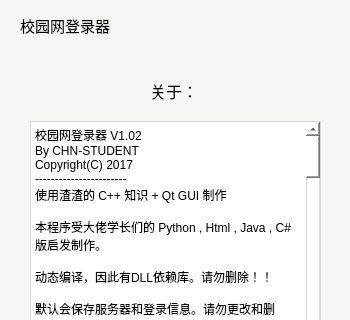
This is srun-3k-ui/mainwindow.ui in ehaut/srun3k-client-ui as Qt 5 draws it before an edit; both pictures show x 0 to 350 and y 0 to 320 of the 350 by 500 pixel window. The edited form follows.
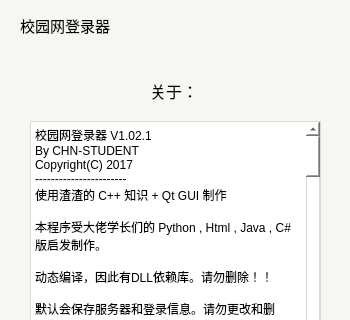
This is the edited form.

Commit message: 修复判断条件写错无法保存用户登录信息的bug。

What changed in the file:
```diff
--- a/srun-3k-ui/mainwindow.ui
+++ b/srun-3k-ui/mainwindow.ui
@@ -1097,7 +1097,7 @@
 &lt;html&gt;&lt;head&gt;&lt;meta name=&quot;qrichtext&quot; content=&quot;1&quot; /&gt;&lt;style type=&quot;text/css&quot;&gt;
 p, li { white-space: pre-wrap; }
 &lt;/style&gt;&lt;/head&gt;&lt;body style=&quot; font-family:'SimSun'; font-size:9pt; font-weight:400; font-style:normal;&quot;&gt;
-&lt;p style=&quot; margin-top:0px; margin-bottom:0px; margin-left:0px; margin-right:0px; -qt-block-indent:0; text-indent:0px;&quot;&gt;校园网登录器 V1.02&lt;/p&gt;
+&lt;p style=&quot; margin-top:0px; margin-bottom:0px; margin-left:0px; margin-right:0px; -qt-block-indent:0; text-indent:0px;&quot;&gt;校园网登录器 V1.02.1&lt;/p&gt;
 &lt;p style=&quot; margin-top:0px; margin-bottom:0px; margin-left:0px; margin-right:0px; -qt-block-indent:0; text-indent:0px;&quot;&gt;By CHN-STUDENT&lt;/p&gt;
 &lt;p style=&quot; margin-top:0px; margin-bottom:0px; margin-left:0px; margin-right:0px; -qt-block-indent:0; text-indent:0px;&quot;&gt;Copyright(C) 2017&lt;/p&gt;
 &lt;p style=&quot; margin-top:0px; margin-bottom:0px; margin-left:0px; margin-right:0px; -qt-block-indent:0; text-indent:0px;&quot;&gt;-----------------------&lt;/p&gt;
@@ -1119,7 +1119,9 @@
 &lt;p style=&quot;-qt-paragraph-type:empty; margin-top:0px; margin-bottom:0px; margin-left:0px; margin-right:0px; -qt-block-indent:0; text-indent:0px;&quot;&gt;&lt;br /&gt;&lt;/p&gt;
 &lt;p style=&quot; margin-top:0px; margin-bottom:0px; margin-left:0px; margin-right:0px; -qt-block-indent:0; text-indent:0px;&quot;&gt;3.其他问题。&lt;/p&gt;
 &lt;p style=&quot; margin-top:0px; margin-bottom:0px; margin-left:0px; margin-right:0px; -qt-block-indent:0; text-indent:0px;&quot;&gt;-----------------------&lt;/p&gt;
-&lt;p style=&quot; margin-top:0px; margin-bottom:0px; margin-left:0px; margin-right:0px; -qt-block-indent:0; text-indent:0px;&quot;&gt;已经在V1.02修复时间问题，感谢 Chloe ，Noisky 和 MouYouLing 。&lt;/p&gt;
+&lt;p style=&quot; margin-top:0px; margin-bottom:0px; margin-left:0px; margin-right:0px; -qt-block-indent:0; text-indent:0px;&quot;&gt;V1.02.1修复因判断错误造成无法存储个人信息的BUG。&lt;/p&gt;
+&lt;p style=&quot;-qt-paragraph-type:empty; margin-top:0px; margin-bottom:0px; margin-left:0px; margin-right:0px; -qt-block-indent:0; text-indent:0px;&quot;&gt;&lt;br /&gt;&lt;/p&gt;
+&lt;p style=&quot; margin-top:0px; margin-bottom:0px; margin-left:0px; margin-right:0px; -qt-block-indent:0; text-indent:0px;&quot;&gt;已经在V1.02修复时间问题，感谢 Chloe ，Noisky 和 MouYouLing。&lt;/p&gt;
 &lt;p style=&quot;-qt-paragraph-type:empty; margin-top:0px; margin-bottom:0px; margin-left:0px; margin-right:0px; -qt-block-indent:0; text-indent:0px;&quot;&gt;&lt;br /&gt;&lt;/p&gt;
 &lt;p style=&quot; margin-top:0px; margin-bottom:0px; margin-left:0px; margin-right:0px; -qt-block-indent:0; text-indent:0px;&quot;&gt;已经在V1.01版修复以下跳转BUG:&lt;/p&gt;
 &lt;p style=&quot;-qt-paragraph-type:empty; margin-top:0px; margin-bottom:0px; margin-left:0px; margin-right:0px; -qt-block-indent:0; text-indent:0px;&quot;&gt;&lt;br /&gt;&lt;/p&gt;
```
The commit also changes 1 other file.
